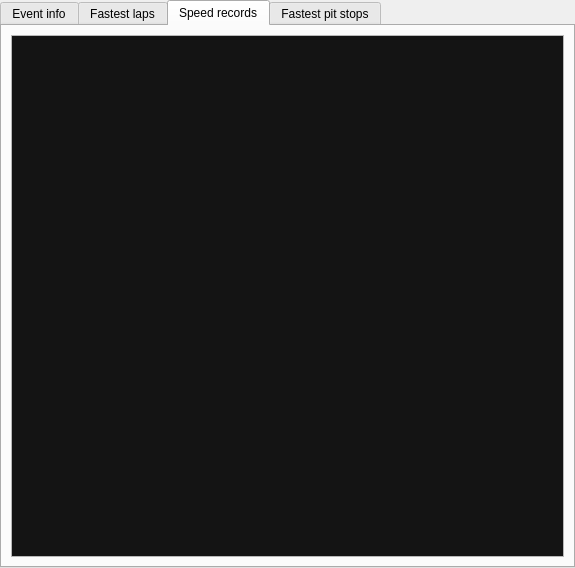
First picture: the form in ui/sessiondatawidget.ui, repository gronberg/f1lt, before the edit.
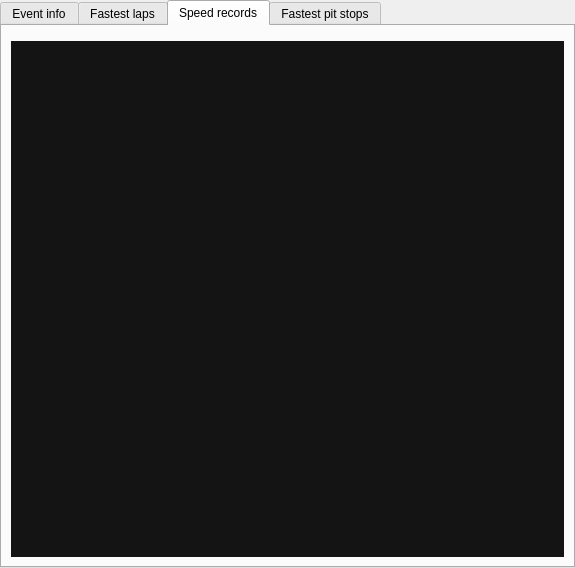
Second picture: the form after the edit. The open tabs and pages were chosen to show the change.

Commit message: reimplemented main tables (LT table, driver data, speed records and fastest laps) using model/view

```diff
--- a/ui/sessiondatawidget.ui
+++ b/ui/sessiondatawidget.ui
@@ -413,11 +413,14 @@
        <string>Speed records</string>
       </attribute>
       <layout class="QVBoxLayout" name="verticalLayout_2">
-       <property name="margin">
-        <number>9</number>
-       </property>
        <item>
         <widget class="QTableWidget" name="tableWidget_2">
+         <property name="sizePolicy">
+          <sizepolicy hsizetype="Expanding" vsizetype="Ignored">
+           <horstretch>0</horstretch>
+           <verstretch>0</verstretch>
+          </sizepolicy>
+         </property>
          <property name="palette">
           <palette>
            <active>
@@ -595,37 +598,162 @@
          <attribute name="verticalHeaderVisible">
           <bool>false</bool>
          </attribute>
-         <attribute name="verticalHeaderVisible">
+         <column>
+          <property name="text">
+           <string/>
+          </property>
+         </column>
+         <column>
+          <property name="text">
+           <string/>
+          </property>
+         </column>
+         <column>
+          <property name="text">
+           <string/>
+          </property>
+         </column>
+         <column>
+          <property name="text">
+           <string/>
+          </property>
+         </column>
+         <column>
+          <property name="text">
+           <string/>
+          </property>
+         </column>
+        </widget>
+       </item>
+       <item>
+        <widget class="QTableView" name="speedRecordsTable">
+         <property name="sizePolicy">
+          <sizepolicy hsizetype="MinimumExpanding" vsizetype="Expanding">
+           <horstretch>0</horstretch>
+           <verstretch>0</verstretch>
+          </sizepolicy>
+         </property>
+         <property name="palette">
+          <palette>
+           <active>
+            <colorrole role="Base">
+             <brush brushstyle="SolidPattern">
+              <color alpha="255">
+               <red>20</red>
+               <green>20</green>
+               <blue>20</blue>
+              </color>
+             </brush>
+            </colorrole>
+            <colorrole role="Highlight">
+             <brush brushstyle="SolidPattern">
+              <color alpha="255">
+               <red>73</red>
+               <green>73</green>
+               <blue>73</blue>
+              </color>
+             </brush>
+            </colorrole>
+            <colorrole role="AlternateBase">
+             <brush brushstyle="SolidPattern">
+              <color alpha="255">
+               <red>27</red>
+               <green>27</green>
+               <blue>27</blue>
+              </color>
+             </brush>
+            </colorrole>
+           </active>
+           <inactive>
+            <colorrole role="Base">
+             <brush brushstyle="SolidPattern">
+              <color alpha="255">
+               <red>20</red>
+               <green>20</green>
+               <blue>20</blue>
+              </color>
+             </brush>
+            </colorrole>
+            <colorrole role="Highlight">
+             <brush brushstyle="SolidPattern">
+              <color alpha="255">
+               <red>73</red>
+               <green>73</green>
+               <blue>73</blue>
+              </color>
+             </brush>
+            </colorrole>
+            <colorrole role="AlternateBase">
+             <brush brushstyle="SolidPattern">
+              <color alpha="255">
+               <red>27</red>
+               <green>27</green>
+               <blue>27</blue>
+              </color>
+             </brush>
+            </colorrole>
+           </inactive>
+           <disabled>
+            <colorrole role="Base">
+             <brush brushstyle="SolidPattern">
+              <color alpha="255">
+               <red>240</red>
+               <green>240</green>
+               <blue>240</blue>
+              </color>
+             </brush>
+            </colorrole>
+            <colorrole role="Highlight">
+             <brush brushstyle="SolidPattern">
+              <color alpha="255">
+               <red>175</red>
+               <green>175</green>
+               <blue>175</blue>
+              </color>
+             </brush>
+            </colorrole>
+            <colorrole role="AlternateBase">
+             <brush brushstyle="SolidPattern">
+              <color alpha="255">
+               <red>27</red>
+               <green>27</green>
+               <blue>27</blue>
+              </color>
+             </brush>
+            </colorrole>
+           </disabled>
+          </palette>
+         </property>
+         <property name="frameShape">
+          <enum>QFrame::NoFrame</enum>
+         </property>
+         <property name="verticalScrollBarPolicy">
+          <enum>Qt::ScrollBarAsNeeded</enum>
+         </property>
+         <property name="horizontalScrollBarPolicy">
+          <enum>Qt::ScrollBarAlwaysOff</enum>
+         </property>
+         <property name="autoScroll">
+          <bool>true</bool>
+         </property>
+         <property name="editTriggers">
+          <set>QAbstractItemView::NoEditTriggers</set>
+         </property>
+         <property name="alternatingRowColors">
+          <bool>true</bool>
+         </property>
+         <property name="selectionMode">
+          <enum>QAbstractItemView::ExtendedSelection</enum>
+         </property>
+         <property name="showGrid">
           <bool>false</bool>
-         </attribute>
+         </property>
          <attribute name="horizontalHeaderVisible">
           <bool>false</bool>
          </attribute>
-         <column>
-          <property name="text">
-           <string/>
-          </property>
-         </column>
-         <column>
-          <property name="text">
-           <string/>
-          </property>
-         </column>
-         <column>
-          <property name="text">
-           <string/>
-          </property>
-         </column>
-         <column>
-          <property name="text">
-           <string/>
-          </property>
-         </column>
-         <column>
-          <property name="text">
-           <string/>
-          </property>
-         </column>
+         <attribute name="verticalHeaderVisible">
+          <bool>false</bool>
+         </attribute>
         </widget>
        </item>
       </layout>
```
Left out of the diff: 151 changed lines with no effect on the pictures. The commit also changes 45 other files.
